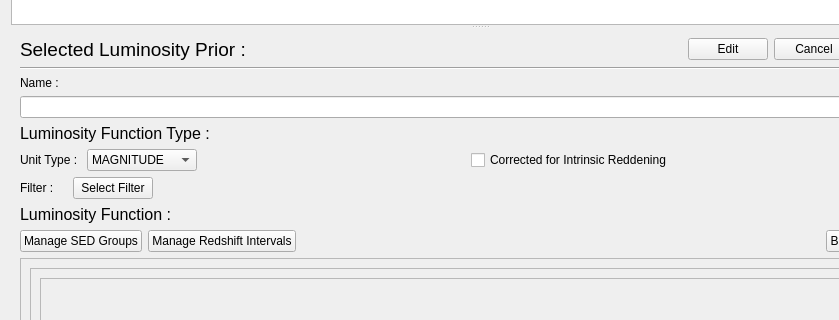
astrorama/Phosphoros, file PhzQtUI/auxdir/PhzQtUI/DialogLuminosityPrior.ui: the form before one commit; both pictures show x 0 to 839 and y 386 to 706 of the 960 by 986 pixel window.
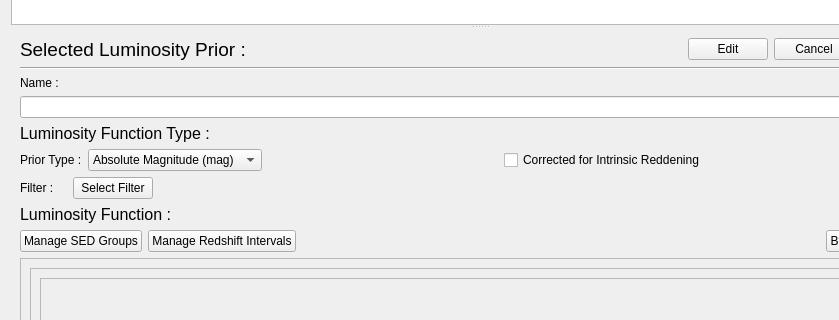
The form after the commit.

The edit to the form file:
```diff
--- a/PhzQtUI/auxdir/PhzQtUI/DialogLuminosityPrior.ui
+++ b/PhzQtUI/auxdir/PhzQtUI/DialogLuminosityPrior.ui
@@ -210,7 +210,7 @@
             <item>
              <widget class="QLabel" name="label_2">
               <property name="text">
-               <string>Unit Type : </string>
+               <string>Prior Type :</string>
               </property>
              </widget>
             </item>
@@ -224,7 +224,7 @@
               </property>
               <item>
                <property name="text">
-                <string>MAGNITUDE</string>
+                <string>Absolute Magnitude (mag)</string>
                </property>
               </item>
               <item>
```
Left out of the diff: 6 changed lines with no effect on the pictures.
